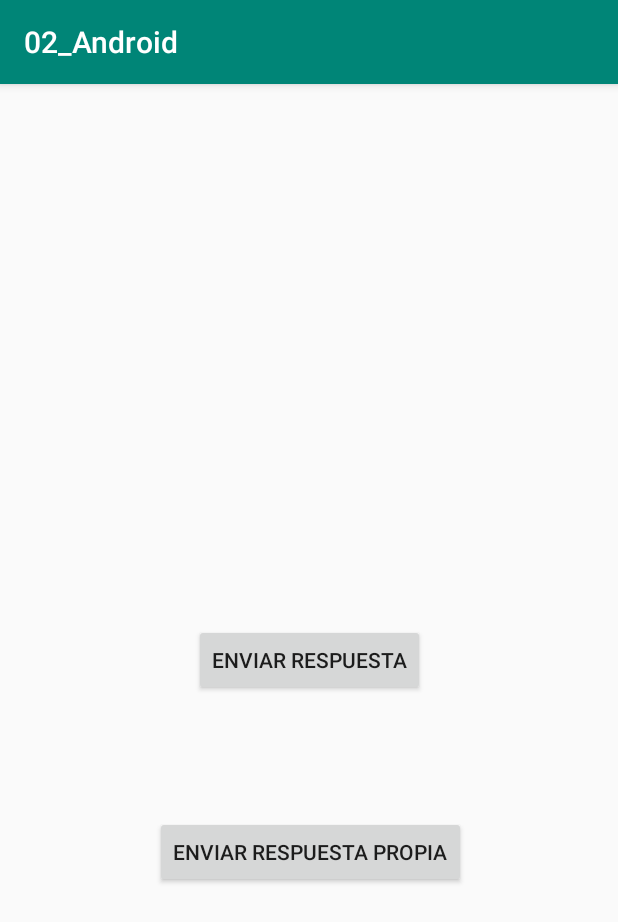
After one commit to 2019-a-gr2-moviles/mov-castro-cacuango-jenny-karina, an Android app: the IntentRespuestaActivity screen opened directly, with no data from a screen before it, on a phone screen of 412 x 824 dp. The commit adds this screen. Shown: the top 922 px of the screen. Run offline under Robolectric (Android 15) with nearby library versions, the phone set to English and light mode, and no system bars.

Commit message:
Intent con respuesta

```diff
--- a/02_Android/app/src/main/AndroidManifest.xml
+++ b/02_Android/app/src/main/AndroidManifest.xml
@@ -9,6 +9,10 @@
             android:roundIcon="@mipmap/ic_launcher_round"
             android:supportsRtl="true"
             android:theme="@style/AppTheme">
+        <activity android:name=".ResultadoPropioActivity">
+        </activity>
+        <activity android:name=".IntentRespuestaActivity">
+        </activity>
         <activity android:name=".ReciclerViewActivity">
         </activity>
         <activity android:name=".ListViewActivity">
--- /dev/null
+++ b/02_Android/app/src/main/res/layout/activity_intent_respuesta.xml
@@ -0,0 +1,29 @@
+<?xml version="1.0" encoding="utf-8"?>
+<android.support.constraint.ConstraintLayout
+        xmlns:android="http://schemas.android.com/apk/res/android"
+        xmlns:tools="http://schemas.android.com/tools"
+        xmlns:app="http://schemas.android.com/apk/res-auto"
+        android:layout_width="match_parent"
+        android:layout_height="match_parent"
+        tools:context=".IntentRespuestaActivity">
+
+    <Button
+            android:text="enviar respuesta"
+            android:layout_width="wrap_content"
+            android:layout_height="wrap_content"
+            android:id="@+id/btn_enviar_intent_respuesta" app:layout_constraintStart_toStartOf="parent"
+            android:layout_marginLeft="8dp"
+            android:layout_marginStart="8dp" app:layout_constraintEnd_toEndOf="parent" android:layout_marginEnd="8dp"
+            android:layout_marginRight="8dp" android:layout_marginBottom="8dp"
+            app:layout_constraintBottom_toBottomOf="parent" android:layout_marginTop="8dp"
+            app:layout_constraintTop_toTopOf="parent"/>
+    <Button
+            android:text="ENVIAR RESPUESTA PROPIA"
+            android:layout_width="wrap_content"
+            android:layout_height="wrap_content"
+            android:id="@+id/btn_enviar_respuesta_propia"
+            app:layout_constraintEnd_toEndOf="@+id/btn_enviar_intent_respuesta"
+            app:layout_constraintStart_toStartOf="@+id/btn_enviar_intent_respuesta" android:layout_marginTop="80dp"
+            app:layout_constraintTop_toBottomOf="@+id/btn_enviar_intent_respuesta"
+            app:layout_constraintHorizontal_bias="0.492"/>
+</android.support.constraint.ConstraintLayout>
```
Also changed, not shown: 02_Android/app/src/main/java/com/example/a02_android/AdaptadorPersona.kt (+51 -35 lines), 02_Android/app/src/main/java/com/example/a02_android/IntentRespuestaActivity.kt (added, +82 -0 lines), 02_Android/app/src/main/java/com/example/a02_android/MainActivity.kt (+12 -0 lines), 02_Android/app/src/main/java/com/example/a02_android/ReciclerViewActivity.kt (+30 -6 lines), 02_Android/app/src/main/java/com/example/a02_android/ResultadoPropioActivity.kt (added, +34 -0 lines), 02_Android/app/src/main/res/layout/activity_main.xml (+11 -3 lines), 02_Android/app/src/main/res/layout/activity_resultado_propio.xml (added, +19 -0 lines), 02_Android/app/src/main/res/layout/recicler_view.xml (+8 -7 lines).
